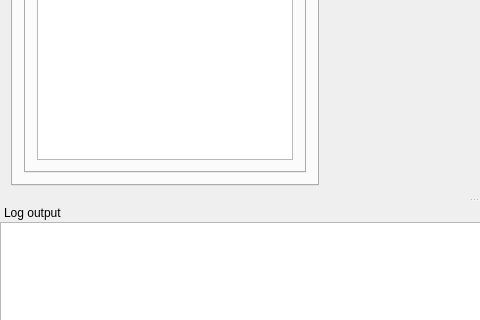
Qt form src/iland/mainwindow.ui (edfm-tum/iland-model) before a commit; both pictures show x 0 to 480 and y 312 to 632 of the 956 by 748 pixel window.
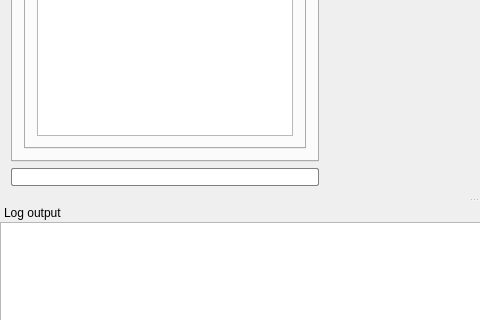
The same form after that commit. Icons and pictures are not drawn. Custom widgets are drawn as their Qt base class.

Commit message: added a progress bar to indicate the progress of the model run.

```diff
--- a/src/iland/mainwindow.ui
+++ b/src/iland/mainwindow.ui
@@ -399,6 +399,28 @@
        </widget>
       </widget>
      </item>
+     <item>
+      <widget class="QProgressBar" name="modelRunProgress">
+       <property name="styleSheet">
+        <string notr="true">QProgressBar {    border: 1px solid grey;
+    border-radius: 2px;
+    max-height: 16px; 
+  qproperty-margin: 30;
+text-align: right;
+}
+QProgressBar::chunk {
+    background-color: qlineargradient(x1: 0, y1: 0, x2: 0, y2: 1,  stop: 0 #a6a7aa, stop: 0.3 #666666 stop: 1 #203030);
+    width: 1px;
+ }</string>
+       </property>
+       <property name="value">
+        <number>0</number>
+       </property>
+       <property name="textVisible">
+        <bool>false</bool>
+       </property>
+      </widget>
+     </item>
     </layout>
    </widget>
   </widget>
```
The commit also changes 1 other file.
